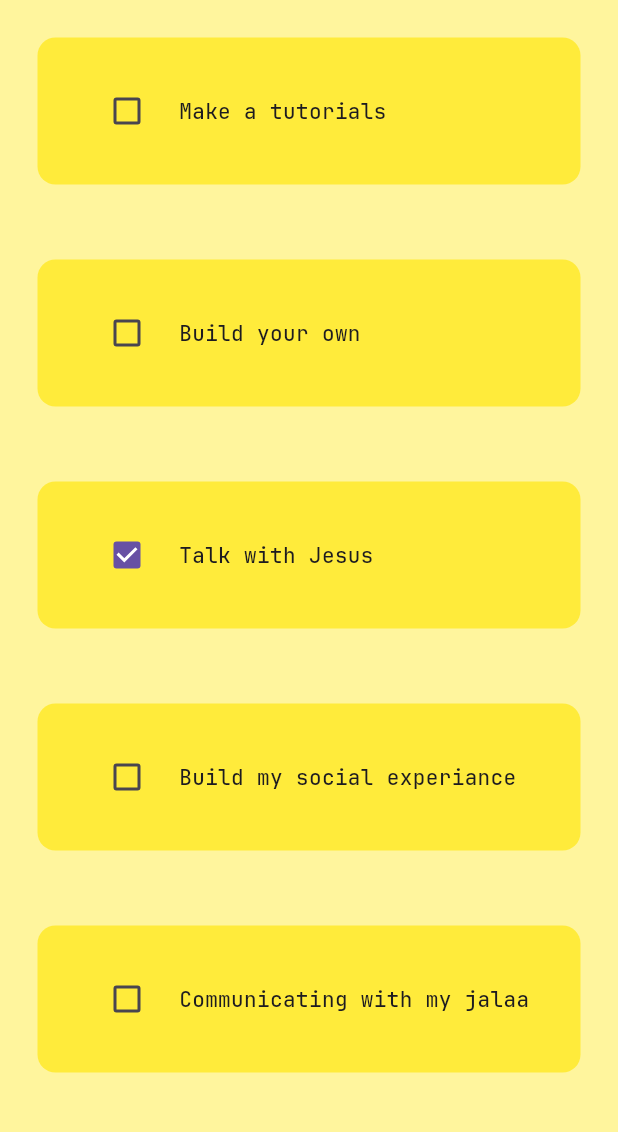
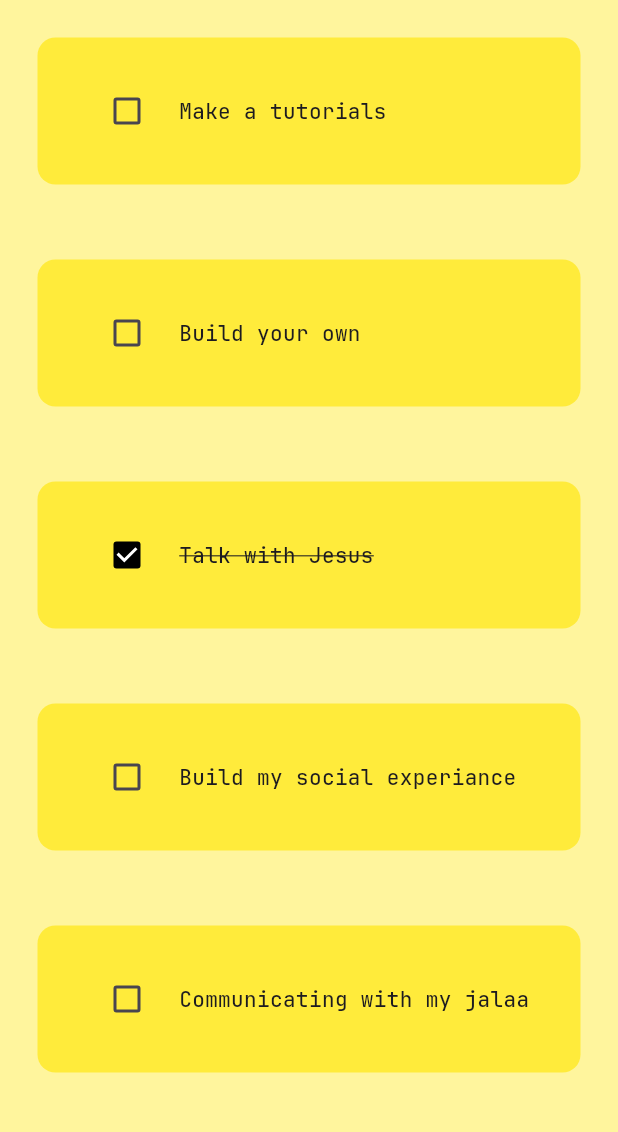
Before and after one commit to ikhela-04KK/hour_learning_flutter, a Flutter app: the screen it shows after launch, on a phone screen of 412 x 824 dp, the part 84-1216 px from its top. Run offline on Flutter 3.47's test engine with Material 3 defaults, Android fonts, the light colour scheme and no system bars.

Commit message:
colors for active checkbox + add linthrought for text

```diff
--- a/lib/util/todo_title.dart
+++ b/lib/util/todo_title.dart
@@ -25,6 +25,7 @@ class ToDoTitle extends StatelessWidget {
               child: Checkbox(
                 value: taskCompleted,
                 onChanged: onChanged,
+                activeColor: Colors.black,
               ),
             ),
             Expanded(
@@ -32,7 +33,10 @@ class ToDoTitle extends StatelessWidget {
               child: Text(
                 taskName,
                 style: TextStyle(
-                  fontFamily: "JetbrainsMono"
+                  fontFamily: "JetbrainsMono",
+                  decoration: taskCompleted
+                  ? TextDecoration.lineThrough  // taskcompleted  = true alors souligné le texte
+                  : TextDecoration.none
                 ),
               ),
             )
```
